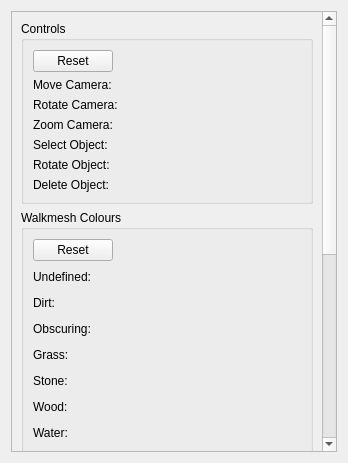
This is ui/widgets/settings/git.ui in NickHugi/PyKotor as Qt 5 draws it before an edit. The edited form follows.
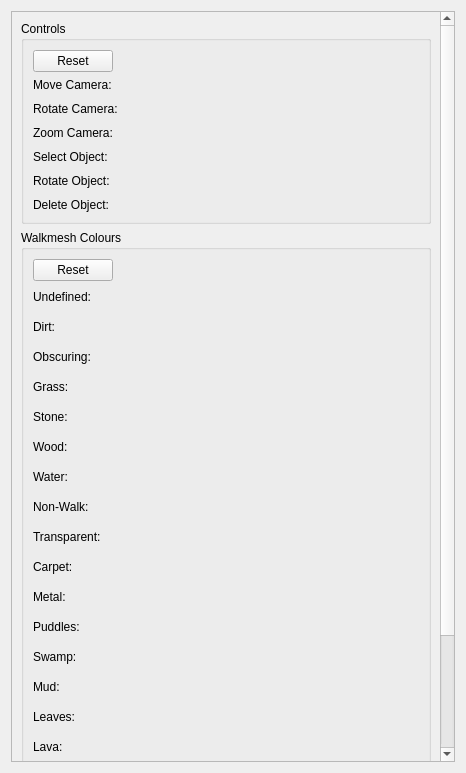
This is the edited form. Custom widgets are drawn as their Qt base class.

```diff
--- a/ui/widgets/settings/git.ui
+++ b/ui/widgets/settings/git.ui
@@ -6,8 +6,8 @@
    <rect>
     <x>0</x>
     <y>0</y>
-    <width>348</width>
-    <height>463</height>
+    <width>466</width>
+    <height>773</height>
    </rect>
   </property>
   <property name="windowTitle">
@@ -23,9 +23,9 @@
       <property name="geometry">
        <rect>
         <x>0</x>
-        <y>0</y>
-        <width>311</width>
-        <height>784</height>
+        <y>-121</y>
+        <width>429</width>
+        <height>874</height>
        </rect>
       </property>
       <layout class="QVBoxLayout" name="verticalLayout">
@@ -61,6 +61,9 @@
           </item>
           <item>
            <layout class="QFormLayout" name="formLayout">
+            <property name="verticalSpacing">
+             <number>10</number>
+            </property>
             <item row="0" column="0">
              <widget class="QLabel" name="label">
               <property name="text">
@@ -134,6 +137,9 @@
          <layout class="QGridLayout" name="gridLayout_2">
           <item row="1" column="0">
            <layout class="QFormLayout" name="formLayout_2">
+            <property name="verticalSpacing">
+             <number>10</number>
+            </property>
             <item row="0" column="0">
              <widget class="QLabel" name="label_10">
               <property name="text">
@@ -630,18 +636,18 @@
   </layout>
  </widget>
  <customwidgets>
-  <customwidget>
-   <class>ColorEdit</class>
-   <extends>QWidget</extends>
-   <header location="global">toolset.gui.widgets.color_edit</header>
-   <container>1</container>
-  </customwidget>
   <customwidget>
    <class>SetBindWidget</class>
    <extends>QWidget</extends>
    <header location="global">toolset.gui.widgets.set_bind</header>
    <container>1</container>
   </customwidget>
+  <customwidget>
+   <class>ColorEdit</class>
+   <extends>QWidget</extends>
+   <header location="global">toolset.gui.widgets.color_edit</header>
+   <container>1</container>
+  </customwidget>
  </customwidgets>
  <resources/>
  <connections/>
```
Left out of the diff: 40 changed lines with no effect on the pictures.
